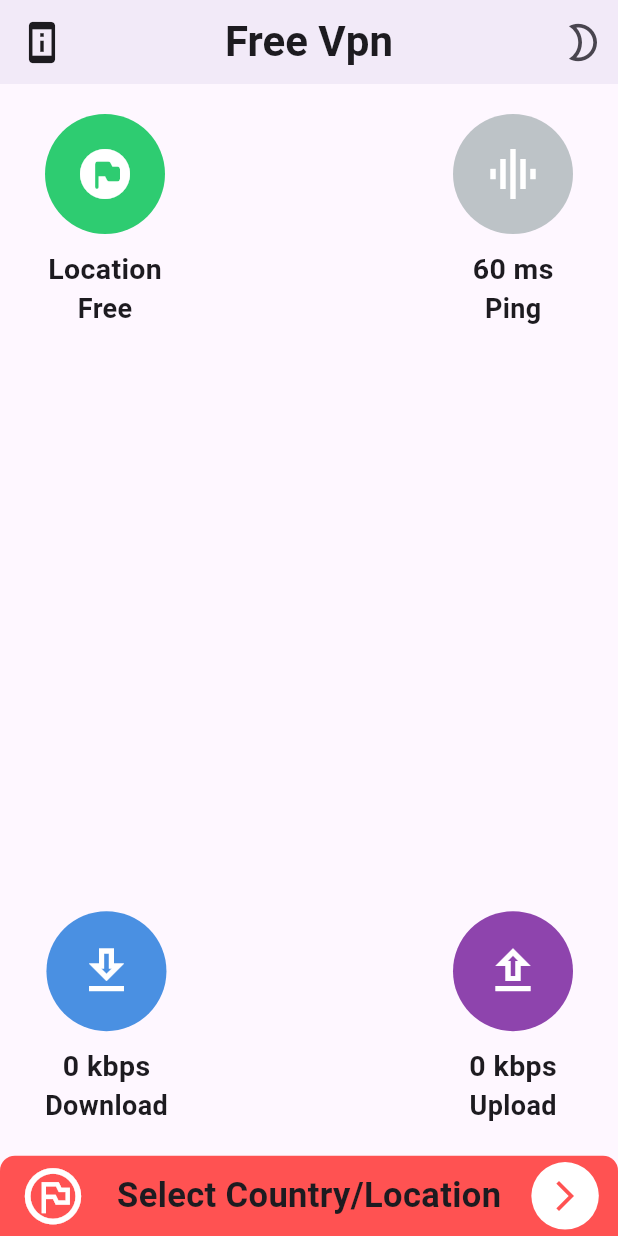
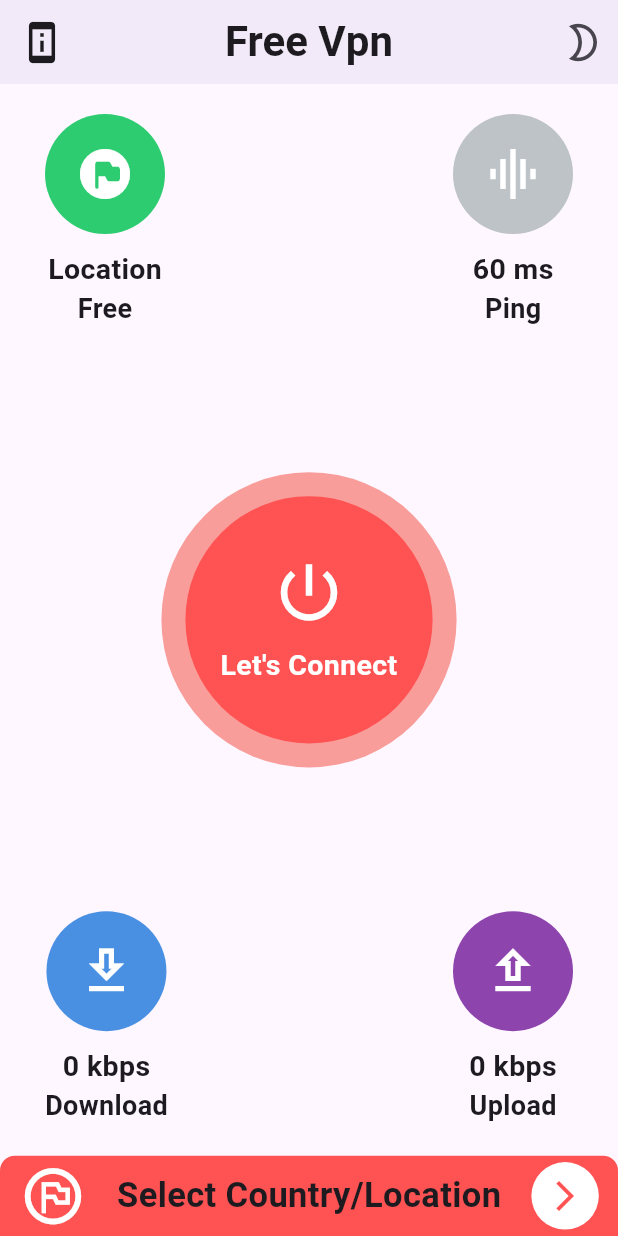
Before and after one commit to EngAhmed20/Vpn_App, a Flutter app: the screen it shows after launch, on a phone screen of 412 x 824 dp. Run offline on Flutter 3.47's test engine with Material 3 defaults, Android fonts, the phone set to English and light mode, and no system bars; our stand-ins replace get, hive, hive_flutter; accounts and stored records are empty.

Commit message:
vpn rounded button

```diff
--- a/lib/feature/home/home_screen.dart
+++ b/lib/feature/home/home_screen.dart
@@ -4,6 +4,7 @@ import 'package:vpn_basic_project/core/appPref/app_preference.dart';
 import 'package:vpn_basic_project/core/utilis/app_style/app_text_styles.dart';
 import 'package:vpn_basic_project/feature/home/widget/bottom_nav_bar.dart';
 import 'package:vpn_basic_project/feature/home/widget/custom_rounded_button.dart';
+import 'package:vpn_basic_project/feature/home/widget/vpn_rounded_button.dart';
 
 class HomeScreen extends StatefulWidget {
   const HomeScreen({super.key});
@@ -72,6 +73,7 @@ class _HomeScreenState extends State<HomeScreen> {
                 ),
               ],
             ),
+            VpnRoundedButton(onTap: (){},),
             Row(
               mainAxisAlignment: MainAxisAlignment.spaceBetween,
               children: [
--- /dev/null
+++ b/lib/feature/home/widget/vpn_rounded_button.dart
@@ -0,0 +1,54 @@
+import 'package:flutter/material.dart';
+import 'package:vpn_basic_project/core/utilis/app_const.dart';
+
+class VpnRoundedButton extends StatelessWidget {
+  const VpnRoundedButton({super.key, this.onTap});
+  final void Function()? onTap;
+
+  @override
+  Widget build(BuildContext context) {
+    return InkWell(
+      onTap: onTap,
+      child: Column(
+        mainAxisAlignment: MainAxisAlignment.center, // Align the container to the center
+        children: [
+          Container(
+            padding: EdgeInsets.all(16),
+            decoration: BoxDecoration(
+              color: Colors.red.withOpacity(0.5),
+              shape: BoxShape.circle,
+            ),
+            child: Container(
+              padding: EdgeInsets.all(16),
+              constraints: BoxConstraints(
+                minWidth: AppConst.getSize(context).width*0.40,
+                minHeight: AppConst.getSize(context).height*0.20,
+              ),
+              decoration: BoxDecoration(
+                color: Colors.redAccent,
+                shape: BoxShape.circle,
+              ),
+              child: Column(
+                mainAxisSize: MainAxisSize.min,
+                mainAxisAlignment: MainAxisAlignment.center,
+                children: [
+                  Icon(
+                    Icons.power_settings_new,
+                    size: 50,
+                    color: Colors.white,
+                  ),
+                  const SizedBox(height: 10),
+                  Text(
+                    'Let\'s Connect',
+                    style: TextStyle(fontSize: 19, fontWeight: FontWeight.bold, color: Colors.white),
+                    textAlign: TextAlign.center, // Center the text
+                  ),
+                ],
+              ),
+            ),
+          ),
+        ],
+      ),
+    );
+  }
+}
```
